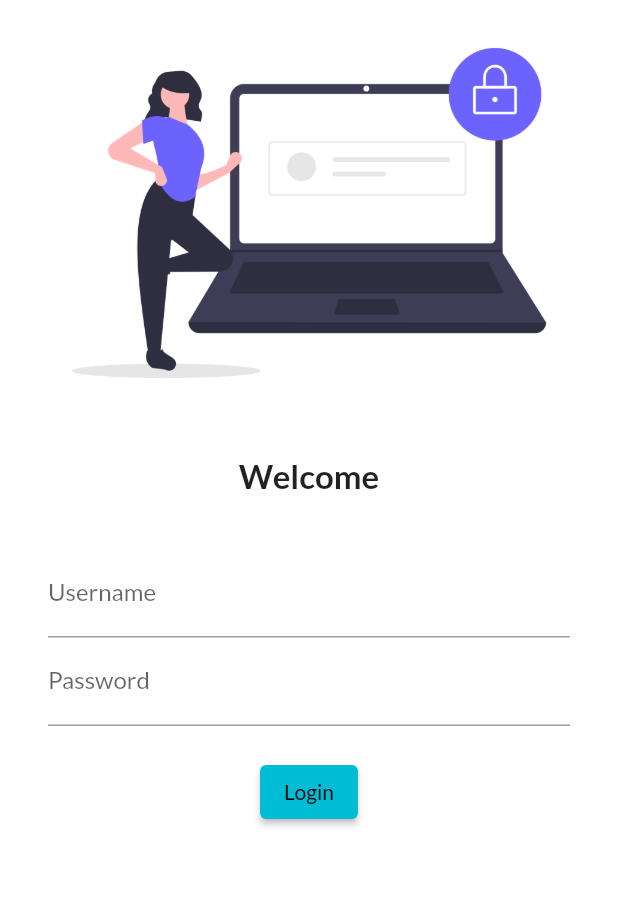
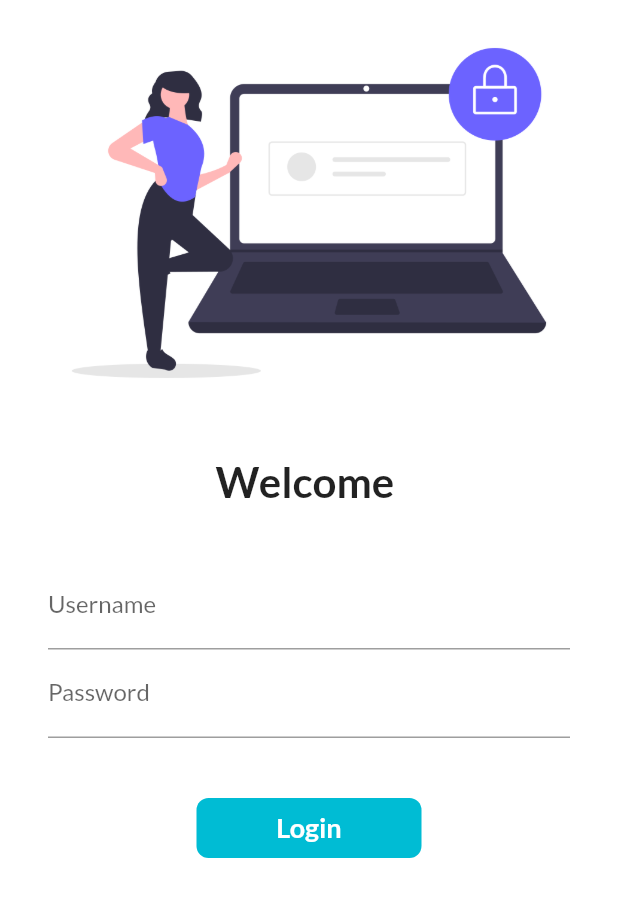
Before and after one commit to joshishreya19/FlutterCatlog, a Flutter app: the screen it shows after launch, on a phone screen of 412 x 824 dp. Shown: the top 897 px of the screen. Run offline on Flutter 3.47's test engine with Material 2 defaults, Android fonts, the phone set to English and light mode, and no system bars; our stand-ins replace google_fonts.

Commit message:
day6 completed

```diff
--- a/lib/main.dart
+++ b/lib/main.dart
@@ -1,5 +1,6 @@
 import 'package:flutter/material.dart';
 import 'package:flutter_application_1/screens/homepage.dart';
+import 'package:flutter_application_1/utils/routes.dart';
  import 'package:google_fonts/google_fonts.dart';
 import 'package:flutter_application_1/screens/login_page.dart';
 
@@ -14,16 +15,17 @@ class MyApp extends StatelessWidget {
   @override
   Widget build(BuildContext context) {
     return MaterialApp(
-      // home:  homep(),
+
       themeMode: ThemeMode.light,
       theme: ThemeData(primarySwatch: Colors.cyan, fontFamily: GoogleFonts.lato().fontFamily,
       primaryTextTheme: GoogleFonts.latoTextTheme()),
+      // debugShowCheckedModeBanner: false,
       darkTheme: ThemeData(brightness: Brightness.light),
 
       routes: {
         "/": (context) => LoginPage(),
-        "/home": (context) => HomePage(),
-        "/login": (context) => LoginPage(),
+         MyRoutes.homeRoute: (context) => HomePage(),
+         MyRoutes.loginRoute: (context) => LoginPage(),
       },
     );
   }
--- a/lib/screens/login_page.dart
+++ b/lib/screens/login_page.dart
@@ -1,11 +1,20 @@
 import 'package:flutter/material.dart';
+import 'package:flutter_application_1/utils/routes.dart';
 
-class LoginPage extends StatelessWidget {
+class LoginPage extends StatefulWidget {
+  @override
+  State<LoginPage> createState() => _LoginPageState();
+}
+
+class _LoginPageState extends State<LoginPage> {
+  String name = "";
+  bool changedbutton = false;
   @override
   Widget build(BuildContext context) {
     return Material(
         color: Colors.white,
-        child: Column(
+        child: SingleChildScrollView(
+            child: Column(
           children: [
             Image.asset(
               "assets/images/login_image.png",
@@ -15,9 +24,9 @@ class LoginPage extends StatelessWidget {
               height: 20.0,
             ),
             Text(
-              "Welcome",
+              "Welcome $name",
               style: TextStyle(
-                fontSize: 22,
+                fontSize: 28,
                 fontWeight: FontWeight.bold,
               ),
             ),
@@ -30,25 +39,56 @@ class LoginPage extends StatelessWidget {
                 child: Column(
                   children: [
                     TextFormField(
-                      decoration: InputDecoration(
-                          hintText: "Enter username", labelText: "Username"),
-                    ),
+                        decoration: InputDecoration(
+                            hintText: "Enter username", labelText: "Username"),
+                        onChanged: (value) {
+                          name = value;
+                          setState(() {});
+                        }),
                     TextFormField(
                       obscureText: true,
                       decoration: InputDecoration(
                           hintText: "Enter password", labelText: "Password"),
                     ),
                     SizedBox(
-                      height: 20.0,
+                      height: 40.0,
                     ),
-                    ElevatedButton(
-                        child: Text("Login"),
-                        onPressed: () {
-                          print("hi codepur");
-                        })
+                    InkWell(
+                      onTap: () async{
+                        setState(() {
+                          changedbutton = true;
+                        });
+                        await Future.delayed(Duration(seconds:1));
+                        // Navigator.pushNamed(context, MyRoutes.homeRoute);
+                      },
+                      child: AnimatedContainer(
+                        duration: Duration(seconds: 1),
+                        width: changedbutton ? 50:150,
+                        height: 40,
+                        alignment: Alignment.center,
+                        child:changedbutton ?Icon(Icons.done,color:Colors.white,): Text(
+                          "Login",
+                          style: TextStyle(
+                              color: Colors.white,
+                              fontWeight: FontWeight.bold,
+                              fontSize: 18),
+                        ),
+                        decoration: BoxDecoration(
+                          color: Colors.cyan,
+
+                          borderRadius: BorderRadius.circular(changedbutton ? 50:8),
+                        ),
+                      ),
+                    )
+                    // ElevatedButton(
+                    //     child: Text("Login"),
+                    //     style: TextButton.styleFrom(minimumSize: Size(100, 40)),
+                    //     onPressed: () {
+                    //
+                    //     })
                   ],
                 ))
           ],
-        ));
+        )));
   }
 }
--- /dev/null
+++ b/lib/utils/routes.dart
@@ -0,0 +1,4 @@
+class MyRoutes {
+  static String loginRoute = "/login";
+  static String homeRoute = "/home";
+}
```
